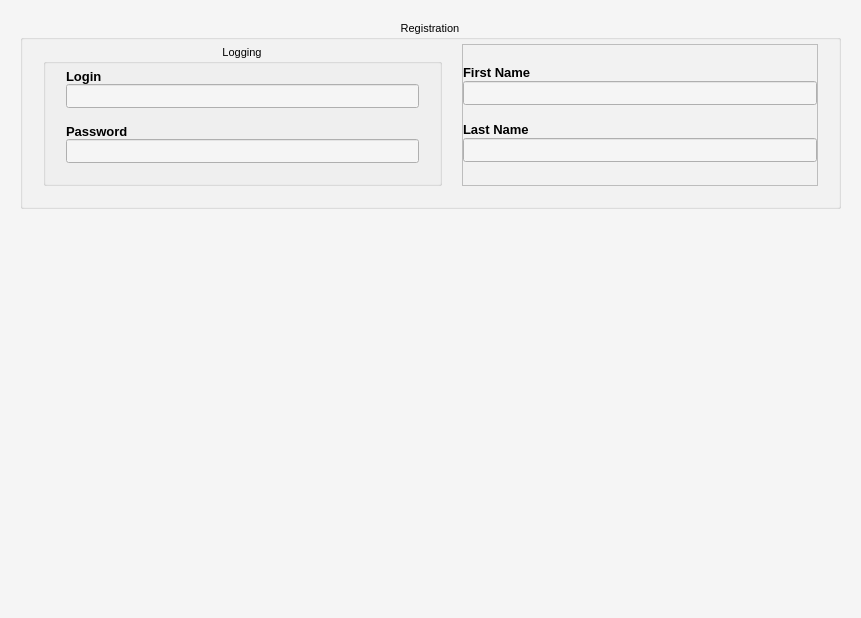
Before: the Qt Designer form CLIENT/RHE_Client/registration_widget.ui in qvinn/RHE, drawn with Qt 5.
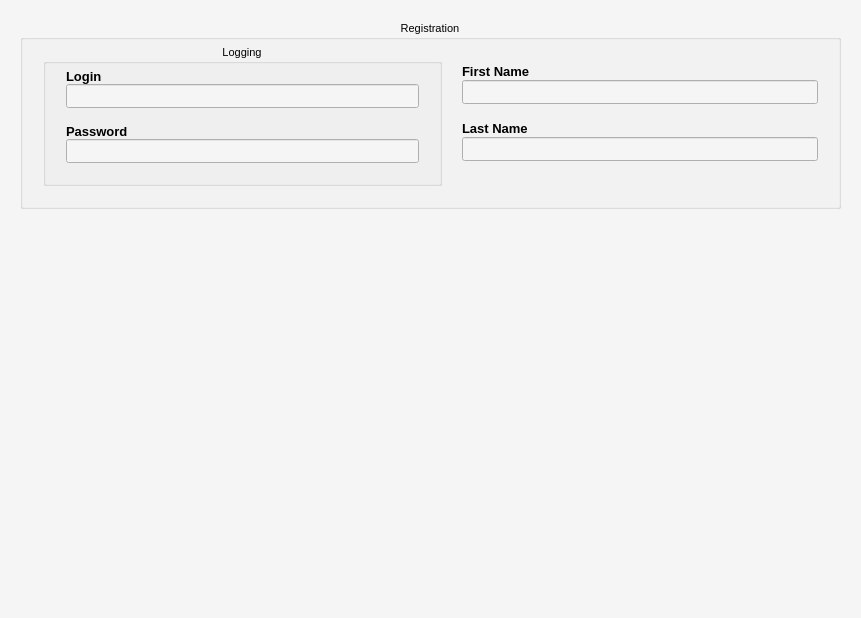
After: the same form once the commit is applied.

What changed in the file:
```diff
--- a/CLIENT/RHE_Client/registration_widget.ui
+++ b/CLIENT/RHE_Client/registration_widget.ui
@@ -644,10 +644,13 @@
       <item row="0" column="1">
        <widget class="QFrame" name="frame">
         <property name="frameShape">
-         <enum>QFrame::StyledPanel</enum>
+         <enum>QFrame::NoFrame</enum>
         </property>
         <property name="frameShadow">
-         <enum>QFrame::Raised</enum>
+         <enum>QFrame::Plain</enum>
+        </property>
+        <property name="lineWidth">
+         <number>0</number>
         </property>
         <layout class="QGridLayout" name="gridLayout_3">
          <property name="leftMargin">
```
